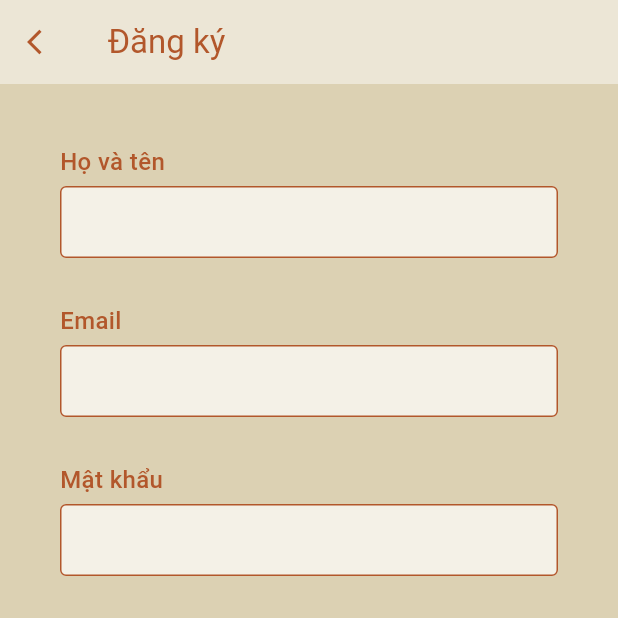
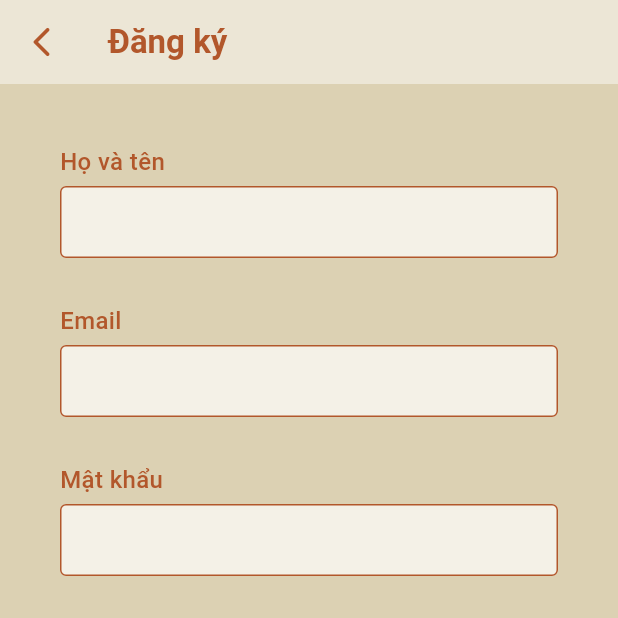
Before and after one commit to anhctp/SoundShelter, a Flutter app: the screen it shows after launch, item 5 of the bottom bar chosen, after a tap on "Đăng ký", on a phone screen of 412 x 824 dp, the top half of it. Run offline on Flutter 3.47's test engine with Material 3 defaults, Android fonts, the phone set to English and light mode, and no system bars; our stand-ins replace audioplayers, sqflite; accounts and stored records are empty; network calls fail.

Commit message:
feat: create custom appbar

```diff
--- /dev/null
+++ b/mobile/lib/components/title/custom_appbar.dart
@@ -0,0 +1,41 @@
+import 'package:flutter/material.dart';
+import 'package:mobile/module/search-screen/search_screen.dart';
+
+class CustomAppBar extends StatelessWidget implements PreferredSizeWidget {
+  final String title;
+  const CustomAppBar({super.key, required this.title});
+
+  @override
+  Widget build(BuildContext context) {
+    return AppBar(
+      backgroundColor: const Color(0xFFECE6D6),
+      title: Text(
+        title,
+        style: TextStyle(
+          color: Theme.of(context).colorScheme.primary,
+          fontWeight: FontWeight.bold,
+        ),
+      ),
+      actions: [
+        IconButton(
+          icon: Icon(
+            Icons.search,
+            color: Color(0xFFB2572B),
+          ),
+          tooltip: 'Search',
+          onPressed: () {
+            Navigator.push(
+              context,
+              MaterialPageRoute(
+                builder: (context) => SearchScreen(),
+              ),
+            );
+          },
+        ),
+      ],
+    );
+  }
+
+  @override
+  Size get preferredSize => const Size.fromHeight(kToolbarHeight);
+}
--- a/mobile/lib/module/account-screen/account_screen.dart
+++ b/mobile/lib/module/account-screen/account_screen.dart
@@ -1,4 +1,5 @@
 import 'package:flutter/material.dart';
+import 'package:mobile/components/title/custom_appbar.dart';
 import 'package:mobile/module/sign-in-screen/sign_in_screen.dart';
 import 'package:mobile/module/sign-up-screen/sign_up_screen.dart';
 import 'package:mobile/provider/user_provider.dart';
@@ -29,26 +30,7 @@ class AccountScreenState extends State<AccountScreen> {
   @override
   Widget build(BuildContext context) {
     return Scaffold(
-        appBar: AppBar(
-          backgroundColor: const Color(0xFFECE6D6),
-          title: Text(
-            "Cá nhân",
-            style: TextStyle(
-              color: Theme.of(context).colorScheme.primary,
-              fontWeight: FontWeight.bold,
-            ),
-          ),
-          actions: const [
-            IconButton(
-              icon: Icon(
-                Icons.search,
-                color: Color(0xFFB2572B),
-              ),
-              tooltip: 'Search',
-              onPressed: null,
-            ),
-          ],
-        ),
+        appBar: CustomAppBar(title: "Cá nhân"),
         body: Consumer<UserProvider>(builder: (context, userProvider, child) {
           return SafeArea(
             child: Container(
--- a/mobile/lib/module/discovery-screen/discovery_screen.dart
+++ b/mobile/lib/module/discovery-screen/discovery_screen.dart
@@ -1,4 +1,5 @@
 import 'package:flutter/material.dart';
+import 'package:mobile/components/title/custom_appbar.dart';
 //import 'package:mobile/components/detail-card/detail_card.dart';
 import 'package:mobile/module/discovery-screen/noticeable_tab.dart';
 import 'package:mobile/module/library-screen/new_feature_tab.dart';
@@ -18,25 +19,7 @@ class DiscoveryScreenState extends State<DiscoveryScreen> {
   @override
   Widget build(BuildContext context) {
     return Scaffold(
-      appBar: AppBar(
-        backgroundColor: const Color(0xFFECE6D6),
-        title: Text(
-          "Khám phá",
-          style: TextStyle(
-              color: Theme.of(context).colorScheme.primary,
-              fontWeight: FontWeight.bold),
-        ),
-        actions: const [
-          IconButton(
-            icon: Icon(
-              Icons.search,
-              color: Color(0xFFB2572B),
-            ),
-            tooltip: 'Search',
-            onPressed: null,
-          ),
-        ],
-      ),
+      appBar: CustomAppBar(title: "Khám phá"),
       backgroundColor: const Color(0xFFDCD1B3),
       body: SingleChildScrollView(
         child: Column(
--- a/mobile/lib/module/sign-up-screen/sign_up_screen.dart
+++ b/mobile/lib/module/sign-up-screen/sign_up_screen.dart
@@ -2,6 +2,7 @@ import 'package:flutter/cupertino.dart';
 import 'package:flutter/material.dart';
 import 'package:mobile/components/button/button_account.dart';
 import 'package:mobile/components/input/input.dart';
+import 'package:mobile/components/title/screen_header.dart';
 import 'package:mobile/module/account-screen/account_screen.dart';
 import 'package:mobile/module/sign-in-screen/sign_in_screen.dart';
 import 'package:mobile/provider/user_provider.dart';
@@ -25,8 +26,8 @@ class SignUpScreenState extends State<SignUpScreen> {
     final response = await userProvider.signUp(
         nameController.text, emailController.text, passwordController.text);
     if (response) {
-      Navigator.push(
-          context, MaterialPageRoute(builder: (context) => const AccountScreen()));
+      Navigator.push(context,
+          MaterialPageRoute(builder: (context) => const AccountScreen()));
     } else {
       ScaffoldMessenger.of(context).showSnackBar(
           SnackBar(content: Text("Registration failed, please try again.")));
@@ -37,25 +38,7 @@ class SignUpScreenState extends State<SignUpScreen> {
   Widget build(BuildContext context) {
     return Scaffold(
         resizeToAvoidBottomInset: false,
-        appBar: AppBar(
-          backgroundColor: const Color(0xFFECE6D6),
-          leading: IconButton(
-            onPressed: () {
-              Navigator.pop(context);
-            },
-            icon: Icon(
-              Icons.arrow_back_ios,
-              size: 20,
-              color: Theme.of(context).colorScheme.primary,
-            ),
-          ),
-          title: Text(
-            "Đăng ký",
-            style: TextStyle(
-              color: Theme.of(context).colorScheme.primary,
-            ),
-          ),
-        ),
+        appBar: ScreenHeader(title: "Đăng ký"),
         body: Container(
             width: double.infinity,
             height: MediaQuery.of(context).size.height,
```
Also changed, not shown: mobile/lib/module/chart-screen/chart_screen.dart (+3 -18 lines), mobile/lib/module/hub-screen/hub_screen.dart (+2 -19 lines), mobile/lib/module/library-screen/library_screen.dart (+2 -19 lines), mobile/lib/module/search-screen/search_screen.dart (added, +66 -0 lines), mobile/lib/module/sign-in-screen/sign_in_screen.dart (+2 -19 lines).
